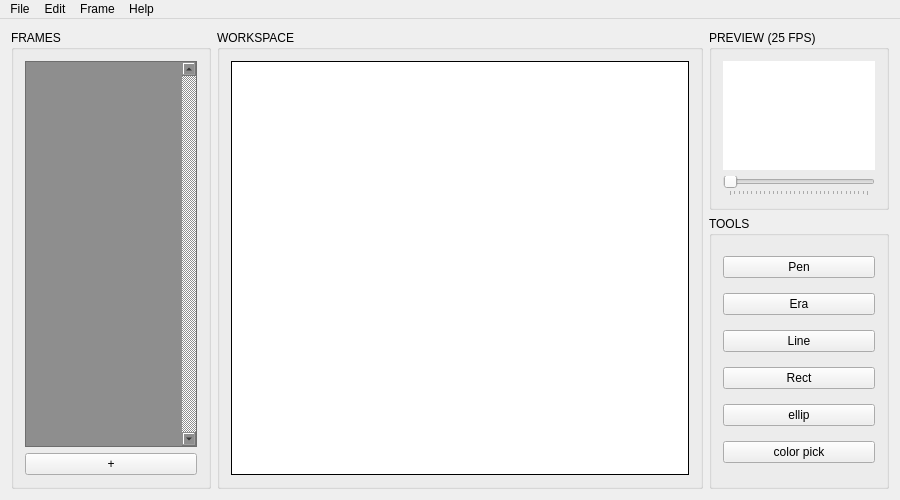
Above: PixelsSpriteEditor/SpriteMainWindow.ui from worldofnick/Pixels-Sprite-Editor before the change. Below: the same form after it.
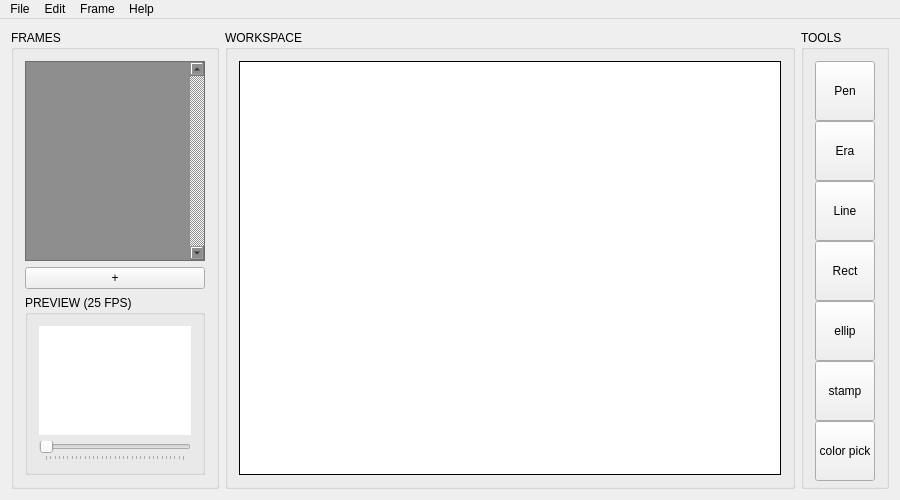
That is the form after the change.

Commit message:
Modified layout of the components
- Preview panel is now below the frames panel.
- Tools panels is on the right which scales to fixed width and
unlimited height to preserve aesthetics.
- Such layout maximizes space utilization compared to the previous
layout.

Patch:
```diff
--- a/PixelsSpriteEditor/SpriteMainWindow.ui
+++ b/PixelsSpriteEditor/SpriteMainWindow.ui
@@ -64,6 +64,9 @@
            <property name="styleSheet">
             <string notr="true">background-color:rgb(142, 142, 142);</string>
            </property>
+           <property name="frameShadow">
+            <enum>QFrame::Plain</enum>
+           </property>
            <property name="verticalScrollBarPolicy">
             <enum>Qt::ScrollBarAlwaysOn</enum>
            </property>
@@ -81,8 +84,8 @@
              <rect>
               <x>0</x>
               <y>0</y>
-              <width>152</width>
-              <height>369</height>
+              <width>162</width>
+              <height>191</height>
              </rect>
             </property>
            </widget>
@@ -95,6 +98,62 @@
            </property>
           </widget>
          </item>
+         <item>
+          <widget class="QGroupBox" name="previewGroupBox">
+           <property name="sizePolicy">
+            <sizepolicy hsizetype="Maximum" vsizetype="Maximum">
+             <horstretch>0</horstretch>
+             <verstretch>0</verstretch>
+            </sizepolicy>
+           </property>
+           <property name="minimumSize">
+            <size>
+             <width>180</width>
+             <height>180</height>
+            </size>
+           </property>
+           <property name="maximumSize">
+            <size>
+             <width>300</width>
+             <height>300</height>
+            </size>
+           </property>
+           <property name="title">
+            <string>PREVIEW (25 FPS)</string>
+           </property>
+           <layout class="QGridLayout" name="gridLayout_2">
+            <item row="1" column="0">
+             <widget class="QSlider" name="fpsSlider">
+              <property name="maximum">
+               <number>32</number>
+              </property>
+              <property name="orientation">
+               <enum>Qt::Horizontal</enum>
+              </property>
+              <property name="tickPosition">
+               <enum>QSlider::TicksBelow</enum>
+              </property>
+              <property name="tickInterval">
+               <number>0</number>
+              </property>
+             </widget>
+            </item>
+            <item row="0" column="0">
+             <widget class="QLabel" name="previewLabelMap">
+              <property name="toolTip">
+               <string>&lt;html&gt;&lt;head/&gt;&lt;body&gt;&lt;p&gt;When you click on this, a new preview window will open. It has zoom controls&lt;/p&gt;&lt;/body&gt;&lt;/html&gt;</string>
+              </property>
+              <property name="styleSheet">
+               <string notr="true">background-color: rgb(255, 255, 255);</string>
+              </property>
+              <property name="text">
+               <string/>
+              </property>
+             </widget>
+            </item>
+           </layout>
+          </widget>
+         </item>
         </layout>
        </widget>
       </item>
@@ -147,63 +206,7 @@
         </layout>
        </widget>
       </item>
-      <item row="0" column="2">
-       <widget class="QGroupBox" name="previewGroupBox">
-        <property name="sizePolicy">
-         <sizepolicy hsizetype="Maximum" vsizetype="Maximum">
-          <horstretch>0</horstretch>
-          <verstretch>0</verstretch>
-         </sizepolicy>
-        </property>
-        <property name="minimumSize">
-         <size>
-          <width>180</width>
-          <height>180</height>
-         </size>
-        </property>
-        <property name="maximumSize">
-         <size>
-          <width>300</width>
-          <height>300</height>
-         </size>
-        </property>
-        <property name="title">
-         <string>PREVIEW (25 FPS)</string>
-        </property>
-        <layout class="QGridLayout" name="gridLayout_2">
-         <item row="1" column="0">
-          <widget class="QSlider" name="fpsSlider">
-           <property name="maximum">
-            <number>32</number>
-           </property>
-           <property name="orientation">
-            <enum>Qt::Horizontal</enum>
-           </property>
-           <property name="tickPosition">
-            <enum>QSlider::TicksBelow</enum>
-           </property>
-           <property name="tickInterval">
-            <number>0</number>
-           </property>
-          </widget>
-         </item>
-         <item row="0" column="0">
-          <widget class="QLabel" name="previewLabelMap">
-           <property name="toolTip">
-            <string>&lt;html&gt;&lt;head/&gt;&lt;body&gt;&lt;p&gt;When you click on this, a new preview window will open. It has zoom controls&lt;/p&gt;&lt;/body&gt;&lt;/html&gt;</string>
-           </property>
-           <property name="styleSheet">
-            <string notr="true">background-color: rgb(255, 255, 255);</string>
-           </property>
-           <property name="text">
-            <string/>
-           </property>
-          </widget>
-         </item>
-        </layout>
-       </widget>
-      </item>
-      <item row="1" column="2">
+      <item row="0" column="2" rowspan="2">
        <widget class="QGroupBox" name="toolsGroupBox">
         <property name="sizePolicy">
          <sizepolicy hsizetype="Maximum" vsizetype="MinimumExpanding">
@@ -213,51 +216,178 @@
         </property>
         <property name="minimumSize">
          <size>
+          <width>60</width>
+          <height>60</height>
+         </size>
+        </property>
+        <property name="maximumSize">
+         <size>
           <width>180</width>
-          <height>261</height>
+          <height>16777215</height>
          </size>
         </property>
         <property name="title">
          <string>TOOLS</string>
         </property>
-        <layout class="QVBoxLayout" name="verticalLayout">
-         <item>
+        <layout class="QGridLayout" name="gridLayout_4">
+         <item row="0" column="0">
           <widget class="QPushButton" name="penTool">
+           <property name="minimumSize">
+            <size>
+             <width>60</width>
+             <height>60</height>
+            </size>
+           </property>
+           <property name="maximumSize">
+            <size>
+             <width>60</width>
+             <height>60</height>
+            </size>
+           </property>
            <property name="text">
             <string>Pen</string>
            </property>
           </widget>
          </item>
-         <item>
+         <item row="1" column="0">
           <widget class="QPushButton" name="eraserTool">
+           <property name="sizePolicy">
+            <sizepolicy hsizetype="Minimum" vsizetype="Fixed">
+             <horstretch>60</horstretch>
+             <verstretch>60</verstretch>
+            </sizepolicy>
+           </property>
+           <property name="minimumSize">
+            <size>
+             <width>60</width>
+             <height>60</height>
+            </size>
+           </property>
+           <property name="maximumSize">
+            <size>
+             <width>60</width>
+             <height>60</height>
+            </size>
+           </property>
            <property name="text">
             <string>Era</string>
            </property>
           </widget>
          </item>
-         <item>
+         <item row="2" column="0">
           <widget class="QPushButton" name="lineTool">
+           <property name="sizePolicy">
+            <sizepolicy hsizetype="Minimum" vsizetype="Fixed">
+             <horstretch>60</horstretch>
+             <verstretch>60</verstretch>
+            </sizepolicy>
+           </property>
+           <property name="minimumSize">
+            <size>
+             <width>60</width>
+             <height>60</height>
+            </size>
+           </property>
+           <property name="maximumSize">
+            <size>
+             <width>60</width>
+             <height>60</height>
+            </size>
+           </property>
            <property name="text">
             <string>Line</string>
            </property>
           </widget>
          </item>
-         <item>
+         <item row="3" column="0">
           <widget class="QPushButton" name="rectangleTool">
+           <property name="sizePolicy">
+            <sizepolicy hsizetype="Minimum" vsizetype="Fixed">
+             <horstretch>60</horstretch>
+             <verstretch>60</verstretch>
+            </sizepolicy>
+           </property>
+           <property name="minimumSize">
+            <size>
+             <width>60</width>
+             <height>60</height>
+            </size>
+           </property>
+           <property name="maximumSize">
+            <size>
+             <width>60</width>
+             <height>60</height>
+            </size>
+           </property>
            <property name="text">
             <string>Rect</string>
            </property>
           </widget>
          </item>
-         <item>
+         <item row="4" column="0">
           <widget class="QPushButton" name="ellipseTool">
+           <property name="sizePolicy">
+            <sizepolicy hsizetype="Minimum" vsizetype="Fixed">
+             <horstretch>60</horstretch>
+             <verstretch>60</verstretch>
+            </sizepolicy>
+           </property>
+           <property name="minimumSize">
+            <size>
+             <width>60</width>
+             <height>60</height>
+            </size>
+           </property>
+           <property name="maximumSize">
+            <size>
+             <width>60</width>
+             <height>60</height>
+            </size>
+           </property>
            <property name="text">
             <string>ellip</string>
            </property>
           </widget>
          </item>
-         <item>
+         <item row="5" column="0">
+          <widget class="QPushButton" name="stampTool">
+           <property name="minimumSize">
+            <size>
+             <width>60</width>
+             <height>60</height>
+            </size>
+           </property>
+           <property name="maximumSize">
+            <size>
+             <width>60</width>
+             <height>60</height>
+            </size>
+           </property>
+           <property name="text">
+            <string>stamp</string>
+           </property>
+          </widget>
+         </item>
+         <item row="6" column="0">
           <widget class="QPushButton" name="colorPickButton">
+           <property name="sizePolicy">
+            <sizepolicy hsizetype="MinimumExpanding" vsizetype="Fixed">
+             <horstretch>180</horstretch>
+             <verstretch>60</verstretch>
+            </sizepolicy>
+           </property>
+           <property name="minimumSize">
+            <size>
+             <width>60</width>
+             <height>60</height>
+            </size>
+           </property>
+           <property name="maximumSize">
+            <size>
+             <width>60</width>
+             <height>60</height>
+            </size>
+           </property>
            <property name="text">
             <string>color pick</string>
            </property>
```
